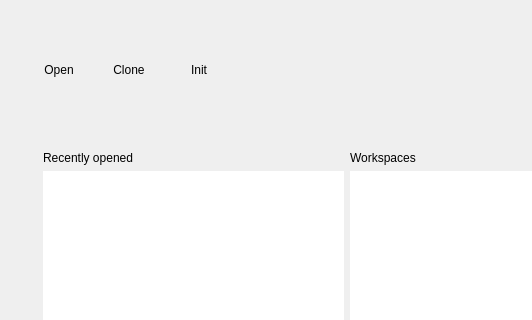
This is component/GuiManager/src/containers/HomeContainer.ui in Sourcerer-Team/Sourcerer as Qt 5 draws it before an edit; both pictures show x 0 to 532 and y 0 to 320 of the 693 by 411 pixel window. The edited form follows.
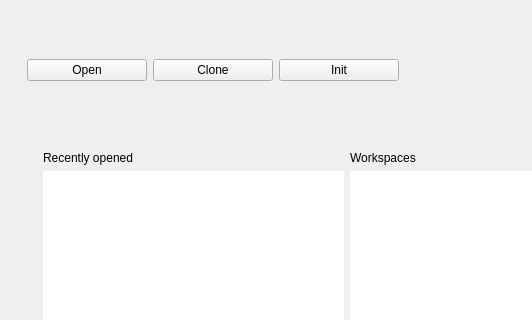
This is the edited form. Custom widgets are drawn as their Qt base class.

Commit message: Unifies the styles of buttons.

Diff of the .ui file:
```diff
--- a/component/GuiManager/src/containers/HomeContainer.ui
+++ b/component/GuiManager/src/containers/HomeContainer.ui
@@ -34,9 +34,15 @@
          </property>
          <item>
           <widget class="QPushButton" name="openButton">
+           <property name="minimumSize">
+            <size>
+             <width>120</width>
+             <height>0</height>
+            </size>
+           </property>
            <property name="maximumSize">
             <size>
-             <width>64</width>
+             <width>120</width>
              <height>16777215</height>
             </size>
            </property>
@@ -49,16 +55,19 @@
            <property name="text">
             <string>Open</string>
            </property>
-           <property name="flat">
-            <bool>true</bool>
-           </property>
           </widget>
          </item>
          <item>
           <widget class="QPushButton" name="cloneButton">
+           <property name="minimumSize">
+            <size>
+             <width>120</width>
+             <height>0</height>
+            </size>
+           </property>
            <property name="maximumSize">
             <size>
-             <width>64</width>
+             <width>120</width>
              <height>16777215</height>
             </size>
            </property>
@@ -71,16 +80,19 @@
            <property name="text">
             <string>Clone</string>
            </property>
-           <property name="flat">
-            <bool>true</bool>
-           </property>
           </widget>
          </item>
          <item>
           <widget class="QPushButton" name="initButton">
+           <property name="minimumSize">
+            <size>
+             <width>120</width>
+             <height>0</height>
+            </size>
+           </property>
            <property name="maximumSize">
             <size>
-             <width>64</width>
+             <width>120</width>
              <height>16777215</height>
             </size>
            </property>
@@ -93,9 +105,6 @@
            <property name="text">
             <string>Init</string>
            </property>
-           <property name="flat">
-            <bool>true</bool>
-           </property>
           </widget>
          </item>
          <item>
```
Left out of the diff: 9 changed lines with no effect on the pictures. The commit also changes 6 other files.
